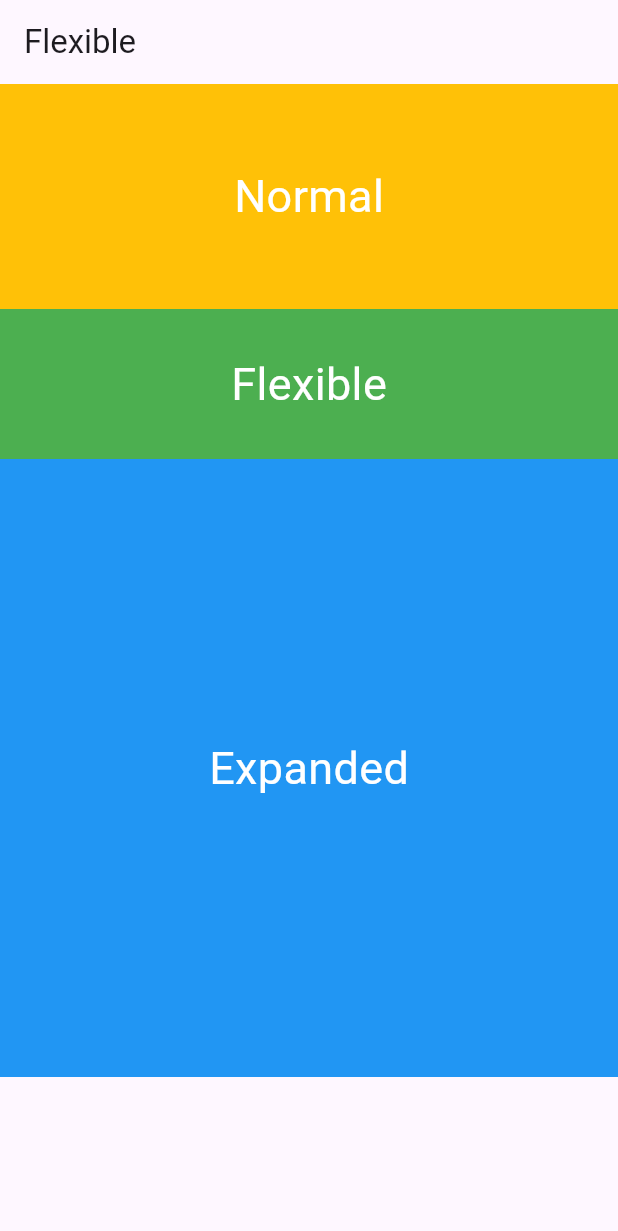
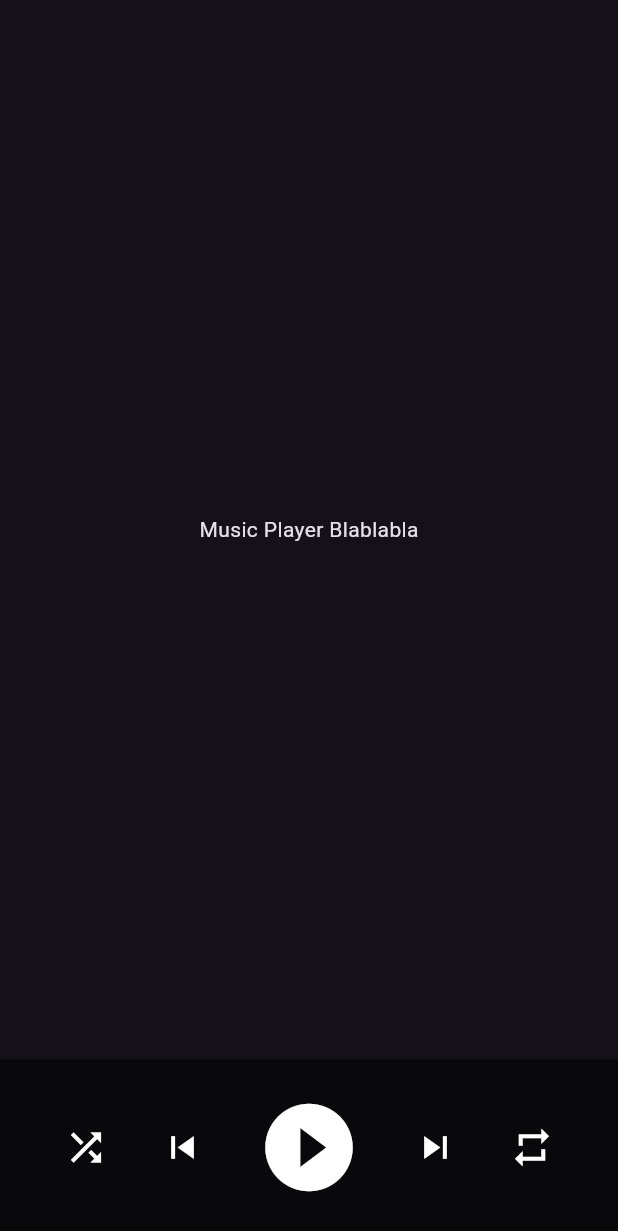
Before and after one commit to contrapoetra/mobile-programming-3, a Flutter app: the screen it shows after launch, on a phone screen of 412 x 824 dp. Shown: the top 1231 px of the screen. Run offline on Flutter 3.47's test engine with Material 3 defaults, Android fonts, the light colour scheme and no system bars.

Commit message:
Add music player UI controls and dark theme

```diff
--- a/lib/main.dart
+++ b/lib/main.dart
@@ -8,35 +8,64 @@ class MyApp extends StatelessWidget {
   @override
   Widget build(BuildContext context) {
     return MaterialApp(
+      theme: ThemeData.dark(),
       title: 'Flexible',
       home: Scaffold(
-        appBar: AppBar(title: Text('Flexible')),
         body: Column(
           children: [
-            _kotakUji(Colors.amber, 150, 'Normal'),
             Flexible(
-              fit: FlexFit.loose,
-              flex: 1,
-              child: _kotakUji(Colors.green, 100, 'Flexible')
+              fit: FlexFit.tight,
+              flex: 12,
+              child: viewer(),
             ),
-            Expanded(flex: 2, child: _kotakUji(Colors.blue, 250, 'Expanded')),
+            Expanded(
+              flex: 2,
+              child: controlBar(Colors.black54, 350, 'Expanded'),
+            ),
           ],
         ),
       ),
     );
   }
 
-  Container _kotakUji(Color warna, double tinggi, String teks) {
+  Container viewer() {
+    return Container(
+      alignment: const Alignment(0.0, 0.0),
+      child: Text('Music Player Blablabla'),
+    );
+  }
+
+  Container controlBar(Color warna, double tinggi, String teks) {
     return Container(
       width: double.infinity,
       height: tinggi,
       color: warna,
+      padding: EdgeInsets.symmetric(horizontal: 8.0, vertical: 10),
       alignment: const Alignment(0.0, 0.0),
-      child: Text(
-        teks,
-        style: const TextStyle(fontSize: 30, color: Colors.white),
-      )
+      child: Row(
+        mainAxisAlignment: MainAxisAlignment.spaceEvenly,
+        children: [
+          controlButtons('shuffle', 30, 1),
+          controlButtons('skip_previous', 30, 1),
+          controlButtons('play_circle_fill', 70, 2),
+          controlButtons('skip_next', 30, 1),
+          controlButtons('repeat', 30, 1),
+        ],
+      ),
     );
+  }
+
+  Flexible controlButtons(String type, double size, int flex) {
+    IconData icon;
+    switch (type) {
+      case 'shuffle': icon = Icons.shuffle; break;
+      case 'skip_previous': icon = Icons.skip_previous; break;
+      case 'play_circle_fill': icon = Icons.play_circle_fill; break;
+      case 'skip_next': icon = Icons.skip_next; break;
+      case 'repeat': icon = Icons.repeat; break;
+      default: icon = Icons.error;
+    }
+    return Flexible(flex: flex, child: Icon(icon, size: size));
   }
 }
 
@@ -56,5 +85,4 @@ class KotakBiruJempolKecil extends StatelessWidget {
       child: Icon(Icons.thumb_up, color: Colors.white, size: 40),
     );
   }
-
 }
```
